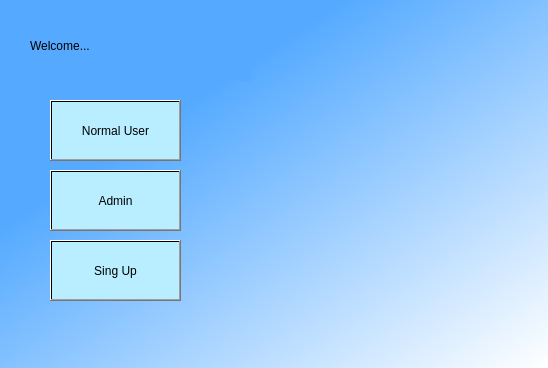
Old version of the form mainwindow.ui in the repository reich03/EstructurasProyecto.
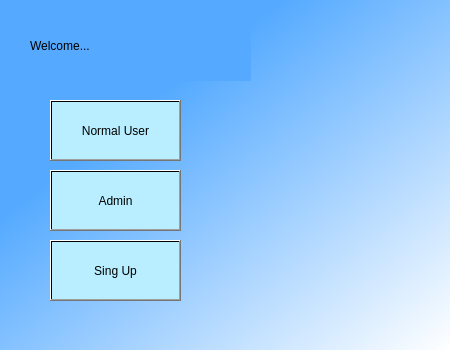
New version of the form.

```diff
--- a/mainwindow.ui
+++ b/mainwindow.ui
@@ -9,8 +9,8 @@
    <rect>
     <x>0</x>
     <y>0</y>
-    <width>548</width>
-    <height>368</height>
+    <width>450</width>
+    <height>350</height>
    </rect>
   </property>
   <property name="windowTitle">
```
